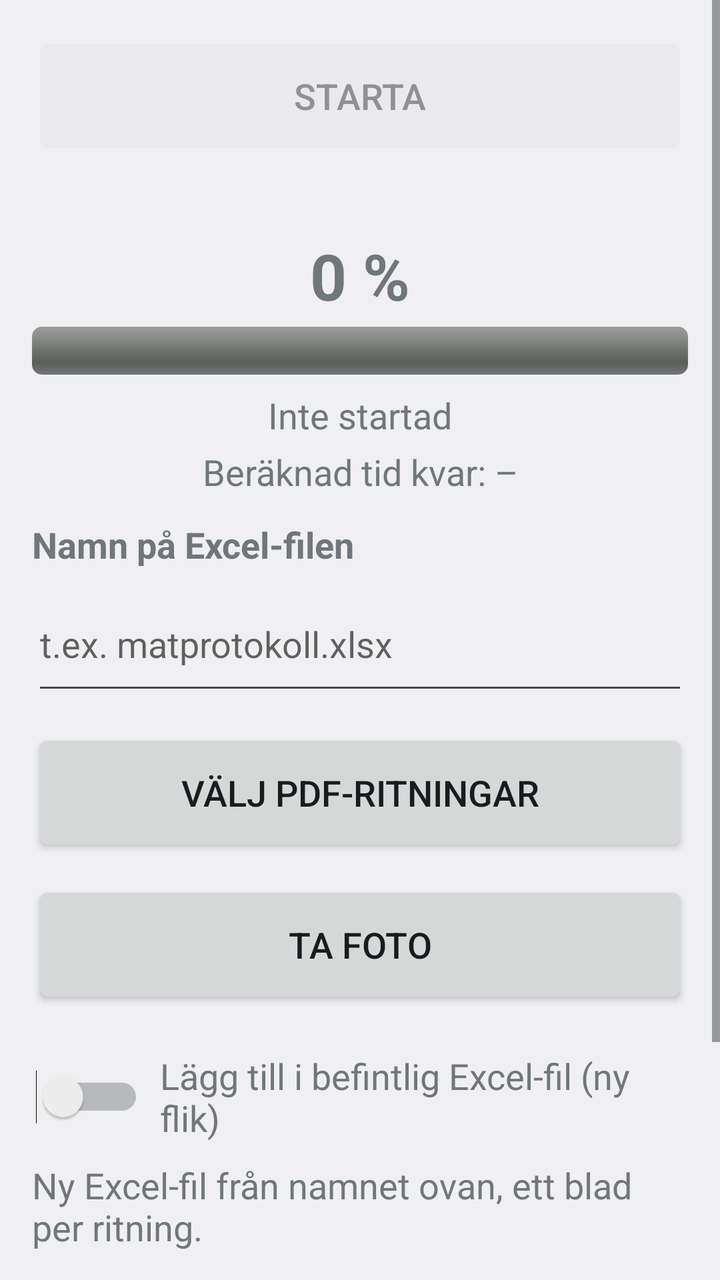
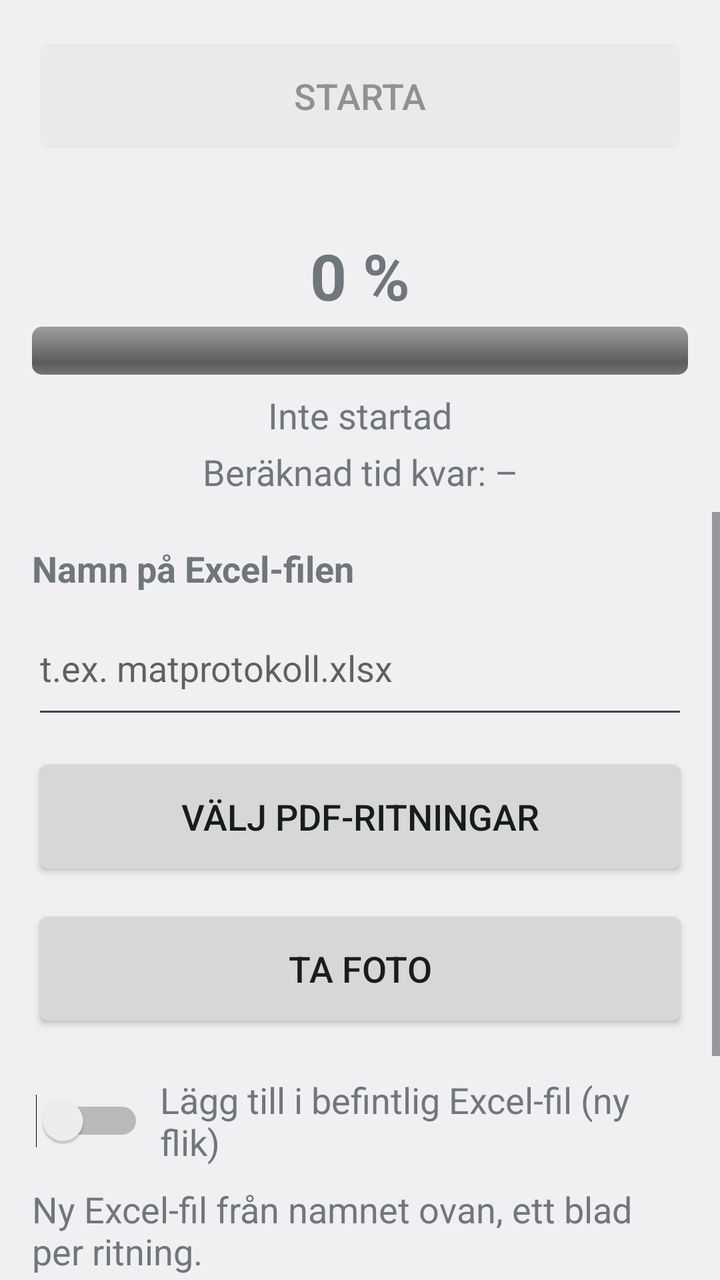

An Android layout rendered at two revisions. The XML below is the earlier revision; the diff shows what the commit changed to produce the second picture.
<!-- AndroidManifest.xml: application theme AppTheme -->
<!-- res/layout/activity_main.xml -->
<?xml version="1.0" encoding="utf-8"?>
<ScrollView xmlns:android="http://schemas.android.com/apk/res/android"
    android:layout_width="match_parent"
    android:layout_height="match_parent"
    android:fillViewport="true">

    <LinearLayout
        android:layout_width="match_parent"
        android:layout_height="wrap_content"
        android:orientation="vertical"
        android:padding="@dimen/screen_padding">

        <Button
            android:id="@+id/start"
            style="@style/BigButton"
            android:enabled="false"
            android:text="@string/start" />

        <TextView
            android:id="@+id/formError"
            android:layout_width="match_parent"
            android:layout_height="wrap_content"
            android:layout_marginTop="8dp"
            android:textColor="@color/error"
            android:textSize="@dimen/body_text" />

        <TextView
            android:id="@+id/percent"
            android:layout_width="match_parent"
            android:layout_height="wrap_content"
            android:layout_marginTop="4dp"
            android:gravity="center_horizontal"
            android:text="@string/percent_zero"
            android:textSize="@dimen/percent_text"
            android:textStyle="bold" />

        <ProgressBar
            android:id="@+id/progress"
            style="@android:style/Widget.ProgressBar.Horizontal"
            android:layout_width="match_parent"
            android:layout_height="wrap_content"
            android:layout_marginTop="4dp"
            android:max="100"
            android:minHeight="24dp"
            android:progress="0" />

        <TextView
            android:id="@+id/status"
            android:layout_width="match_parent"
            android:layout_height="wrap_content"
            android:layout_marginTop="8dp"
            android:gravity="center_horizontal"
            android:text="@string/status_idle"
            android:textSize="@dimen/body_text" />

        <TextView
            android:id="@+id/eta"
            android:layout_width="match_parent"
            android:layout_height="wrap_content"
            android:layout_marginTop="4dp"
            android:gravity="center_horizontal"
            android:text="@string/eta_idle"
            android:textSize="@dimen/body_text" />

        <TextView
            android:layout_width="match_parent"
            android:layout_height="wrap_content"
            android:layout_marginTop="@dimen/gap"
            android:labelFor="@id/excelName"
            android:text="@string/excel_label"
            android:textSize="@dimen/body_text"
            android:textStyle="bold" />

        <EditText
            android:id="@+id/excelName"
            android:layout_width="match_parent"
            android:layout_height="wrap_content"
            android:layout_marginTop="4dp"
            android:hint="@string/excel_hint"
            android:importantForAutofill="no"
            android:inputType="text"
            android:minHeight="@dimen/button_height"
            android:singleLine="true"
            android:textSize="@dimen/body_text" />

        <Button
            android:id="@+id/pickPdfs"
            style="@style/BigButton"
            android:layout_marginTop="@dimen/gap"
            android:text="@string/pick_pdfs" />

        <Button
            android:id="@+id/takePhoto"
            style="@style/BigButton"
            android:layout_marginTop="@dimen/gap"
            android:text="@string/take_photo" />

        <LinearLayout
            android:id="@+id/appendRow"
            android:layout_width="match_parent"
            android:layout_height="wrap_content"
            android:layout_marginTop="@dimen/gap"
            android:gravity="center_vertical"
            android:minHeight="64dp"
            android:orientation="horizontal">

            <Switch
                android:id="@+id/appendExisting"
                android:layout_width="wrap_content"
                android:layout_height="wrap_content"
                android:minHeight="48dp"
                android:minWidth="56dp" />

            <TextView
                android:id="@+id/appendLabel"
                android:layout_width="0dp"
                android:layout_height="wrap_content"
                android:layout_marginStart="8dp"
                android:layout_weight="1"
                android:text="@string/append_existing"
                android:textSize="@dimen/body_text" />
        </LinearLayout>

        <TextView
            android:id="@+id/workbookMode"
            android:layout_width="match_parent"
            android:layout_height="wrap_content"
            android:text="@string/new_workbook_hint"
            android:textSize="@dimen/body_text" />

        <TextView
            android:layout_width="match_parent"
            android:layout_height="wrap_content"
            android:layout_marginTop="@dimen/gap"
            android:text="@string/list_heading"
            android:textSize="@dimen/body_text"
            android:textStyle="bold" />

        <TextView
            android:id="@+id/emptyList"
            android:layout_width="match_parent"
            android:layout_height="wrap_content"
            android:layout_marginTop="4dp"
            android:text="@string/empty_list"
            android:textSize="@dimen/body_text" />

        <LinearLayout
            android:id="@+id/fileList"
            android:layout_width="match_parent"
            android:layout_height="wrap_content"
            android:layout_marginTop="4dp"
            android:orientation="vertical" />

        <Button
            android:id="@+id/download"
            style="@style/BigButton"
            android:layout_marginTop="@dimen/gap"
            android:enabled="false"
            android:text="@string/download" />

    </LinearLayout>
</ScrollView>
<!-- resources referenced by this layout -->
<resources>
  <color name="error">#B00020</color>
  <dimen name="body_text">18sp</dimen>
  <dimen name="button_height">64dp</dimen>
  <dimen name="gap">12dp</dimen>
  <dimen name="percent_text">32sp</dimen>
  <dimen name="screen_padding">16dp</dimen>
  <string name="append_existing">Lägg till i befintlig Excel-fil (ny flik)</string>
  <string name="download">Ladda ner Excel</string>
  <string name="empty_list">Inga ritningar valda ännu.</string>
  <string name="eta_idle">Beräknad tid kvar: –</string>
  <string name="excel_hint">t.ex. matprotokoll.xlsx</string>
  <string name="excel_label">Namn på Excel-filen</string>
  <string name="list_heading">Valda ritningar</string>
  <string name="new_workbook_hint">Ny Excel-fil från namnet ovan, ett blad per ritning.</string>
  <string name="percent_zero">0 %</string>
  <string name="pick_pdfs">Välj PDF-ritningar</string>
  <string name="start">Starta</string>
  <string name="status_idle">Inte startad</string>
  <string name="take_photo">Ta foto</string>
  <style name="BigButton" parent="@android:style/Widget.DeviceDefault.Button">
          <item name="android:layout_width">match_parent</item>
          <item name="android:layout_height">wrap_content</item>
          <item name="android:minHeight">@dimen/button_height</item>
          <item name="android:textSize">@dimen/body_text</item>
          <item name="android:paddingLeft">16dp</item>
          <item name="android:paddingRight">16dp</item>
      </style>
  <style name="AppTheme" parent="@android:style/Theme.DeviceDefault.Light.NoActionBar" />
</resources>

<!-- the commit's change to res/layout/activity_main.xml (unified diff, before → after) -->
@@ -1,14 +1,20 @@
 <?xml version="1.0" encoding="utf-8"?>
-<ScrollView xmlns:android="http://schemas.android.com/apk/res/android"
+<LinearLayout xmlns:android="http://schemas.android.com/apk/res/android"
+    android:id="@+id/screenRoot"
     android:layout_width="match_parent"
     android:layout_height="match_parent"
-    android:fillViewport="true">
+    android:gravity="top"
+    android:orientation="vertical">
 
     <LinearLayout
+        android:id="@+id/topBar"
         android:layout_width="match_parent"
         android:layout_height="wrap_content"
+        android:gravity="top"
         android:orientation="vertical"
-        android:padding="@dimen/screen_padding">
+        android:paddingLeft="@dimen/screen_padding"
+        android:paddingRight="@dimen/screen_padding"
+        android:paddingTop="@dimen/screen_padding">
 
         <Button
             android:id="@+id/start"
@@ -59,104 +65,118 @@
             android:layout_height="wrap_content"
             android:layout_marginTop="4dp"
             android:gravity="center_horizontal"
+            android:paddingBottom="8dp"
             android:text="@string/eta_idle"
             android:textSize="@dimen/body_text" />
+    </LinearLayout>
 
-        <TextView
+    <ScrollView
+        android:id="@+id/formScroller"
+        android:layout_width="match_parent"
+        android:layout_height="0dp"
+        android:layout_weight="1"
+        android:fillViewport="false">
+
+        <LinearLayout
             android:layout_width="match_parent"
             android:layout_height="wrap_content"
-            android:layout_marginTop="@dimen/gap"
-            android:labelFor="@id/excelName"
-            android:text="@string/excel_label"
-            android:textSize="@dimen/body_text"
-            android:textStyle="bold" />
-
-        <EditText
-            android:id="@+id/excelName"
-            android:layout_width="match_parent"
-            android:layout_height="wrap_content"
-            android:layout_marginTop="4dp"
-            android:hint="@string/excel_hint"
-            android:importantForAutofill="no"
-            android:inputType="text"
-            android:minHeight="@dimen/button_height"
-            android:singleLine="true"
-            android:textSize="@dimen/body_text" />
-
-        <Button
-            android:id="@+id/pickPdfs"
-            style="@style/BigButton"
-            android:layout_marginTop="@dimen/gap"
-            android:text="@string/pick_pdfs" />
-
-        <Button
-            android:id="@+id/takePhoto"
-            style="@style/BigButton"
-            android:layout_marginTop="@dimen/gap"
-            android:text="@string/take_photo" />
-
-        <LinearLayout
-            android:id="@+id/appendRow"
-            android:layout_width="match_parent"
-            android:layout_height="wrap_content"
-            android:layout_marginTop="@dimen/gap"
-            android:gravity="center_vertical"
-            android:minHeight="64dp"
-            android:orientation="horizontal">
-
-            <Switch
-                android:id="@+id/appendExisting"
-                android:layout_width="wrap_content"
-                android:layout_height="wrap_content"
-                android:minHeight="48dp"
-                android:minWidth="56dp" />
+            android:gravity="top"
+            android:orientation="vertical"
+            android:padding="@dimen/screen_padding">
 
             <TextView
-                android:id="@+id/appendLabel"
-                android:layout_width="0dp"
+                android:layout_width="match_parent"
                 android:layout_height="wrap_content"
-                android:layout_marginStart="8dp"
-                android:layout_weight="1"
-                android:text="@string/append_existing"
+                android:labelFor="@id/excelName"
+                android:text="@string/excel_label"
+                android:textSize="@dimen/body_text"
+                android:textStyle="bold" />
+
+            <EditText
+                android:id="@+id/excelName"
+                android:layout_width="match_parent"
+                android:layout_height="wrap_content"
+                android:layout_marginTop="4dp"
+                android:hint="@string/excel_hint"
+                android:inputType="text"
+                android:minHeight="@dimen/button_height"
+                android:singleLine="true"
                 android:textSize="@dimen/body_text" />
+
+            <Button
+                android:id="@+id/pickPdfs"
+                style="@style/BigButton"
+                android:layout_marginTop="@dimen/gap"
+                android:text="@string/pick_pdfs" />
+
+            <Button
+                android:id="@+id/takePhoto"
+                style="@style/BigButton"
+                android:layout_marginTop="@dimen/gap"
+                android:text="@string/take_photo" />
+
+            <LinearLayout
+                android:id="@+id/appendRow"
+                android:layout_width="match_parent"
+                android:layout_height="wrap_content"
+                android:layout_marginTop="@dimen/gap"
+                android:gravity="center_vertical"
+                android:minHeight="64dp"
+                android:orientation="horizontal">
+
+                <Switch
+                    android:id="@+id/appendExisting"
+                    android:layout_width="wrap_content"
+                    android:layout_height="wrap_content"
+                    android:minHeight="48dp"
+                    android:minWidth="56dp" />
+
+                <TextView
+                    android:id="@+id/appendLabel"
+                    android:layout_width="0dp"
+                    android:layout_height="wrap_content"
+                    android:layout_marginStart="8dp"
+                    android:layout_weight="1"
+                    android:text="@string/append_existing"
+                    android:textSize="@dimen/body_text" />
+            </LinearLayout>
+
+            <TextView
+                android:id="@+id/workbookMode"
+                android:layout_width="match_parent"
+                android:layout_height="wrap_content"
+                android:text="@string/new_workbook_hint"
+                android:textSize="@dimen/body_text" />
+
+            <TextView
+                android:layout_width="match_parent"
+                android:layout_height="wrap_content"
+                android:layout_marginTop="@dimen/gap"
+                android:text="@string/list_heading"
+                android:textSize="@dimen/body_text"
+                android:textStyle="bold" />
+
+            <TextView
+                android:id="@+id/emptyList"
+                android:layout_width="match_parent"
+                android:layout_height="wrap_content"
+                android:layout_marginTop="4dp"
+                android:text="@string/empty_list"
+                android:textSize="@dimen/body_text" />
+
+            <LinearLayout
+                android:id="@+id/fileList"
+                android:layout_width="match_parent"
+                android:layout_height="wrap_content"
+                android:layout_marginTop="4dp"
+                android:orientation="vertical" />
+
+            <Button
+                android:id="@+id/download"
+                style="@style/BigButton"
+                android:layout_marginTop="@dimen/gap"
+                android:enabled="false"
+                android:text="@string/download" />
         </LinearLayout>
-
-        <TextView
-            android:id="@+id/workbookMode"
-            android:layout_width="match_parent"
-            android:layout_height="wrap_content"
-            android:text="@string/new_workbook_hint"
-            android:textSize="@dimen/body_text" />
-
-        <TextView
-            android:layout_width="match_parent"
-            android:layout_height="wrap_content"
-            android:layout_marginTop="@dimen/gap"
-            android:text="@string/list_heading"
-            android:textSize="@dimen/body_text"
-            android:textStyle="bold" />
-
-        <TextView
-            android:id="@+id/emptyList"
-            android:layout_width="match_parent"
-            android:layout_height="wrap_content"
-            android:layout_marginTop="4dp"
-            android:text="@string/empty_list"
-            android:textSize="@dimen/body_text" />
-
-        <LinearLayout
-            android:id="@+id/fileList"
-            android:layout_width="match_parent"
-            android:layout_height="wrap_content"
-            android:layout_marginTop="4dp"
-            android:orientation="vertical" />
-
-        <Button
-            android:id="@+id/download"
-            style="@style/BigButton"
-            android:layout_marginTop="@dimen/gap"
-            android:enabled="false"
-            android:text="@string/download" />
-
-    </LinearLayout>
-</ScrollView>
+    </ScrollView>
+</LinearLayout>
